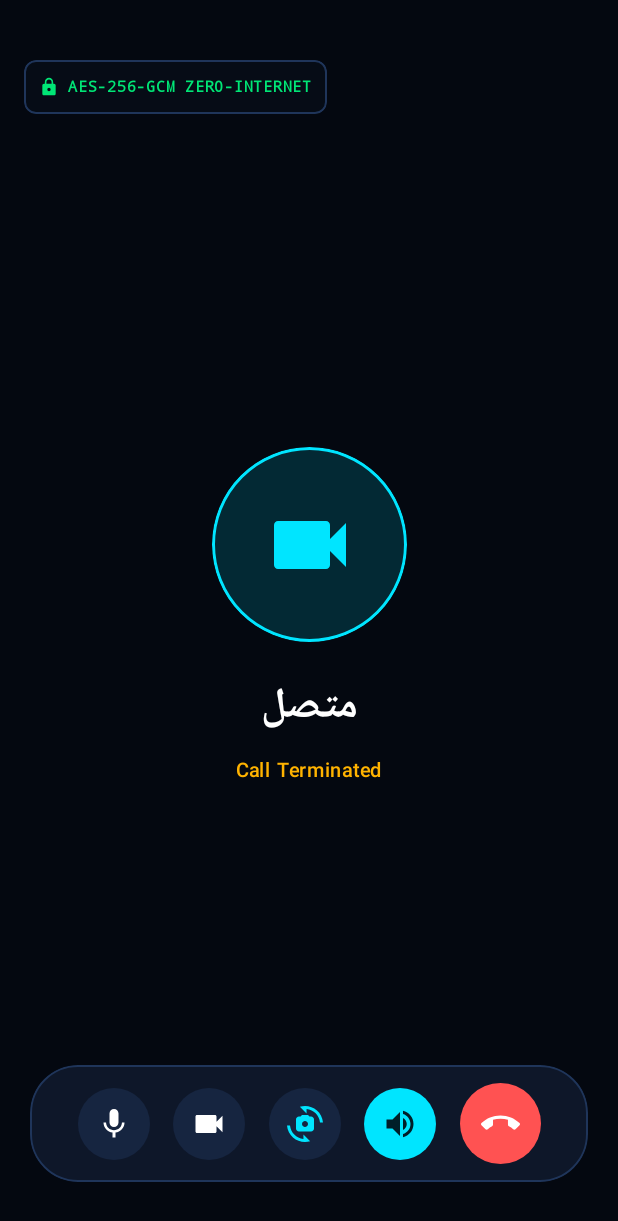
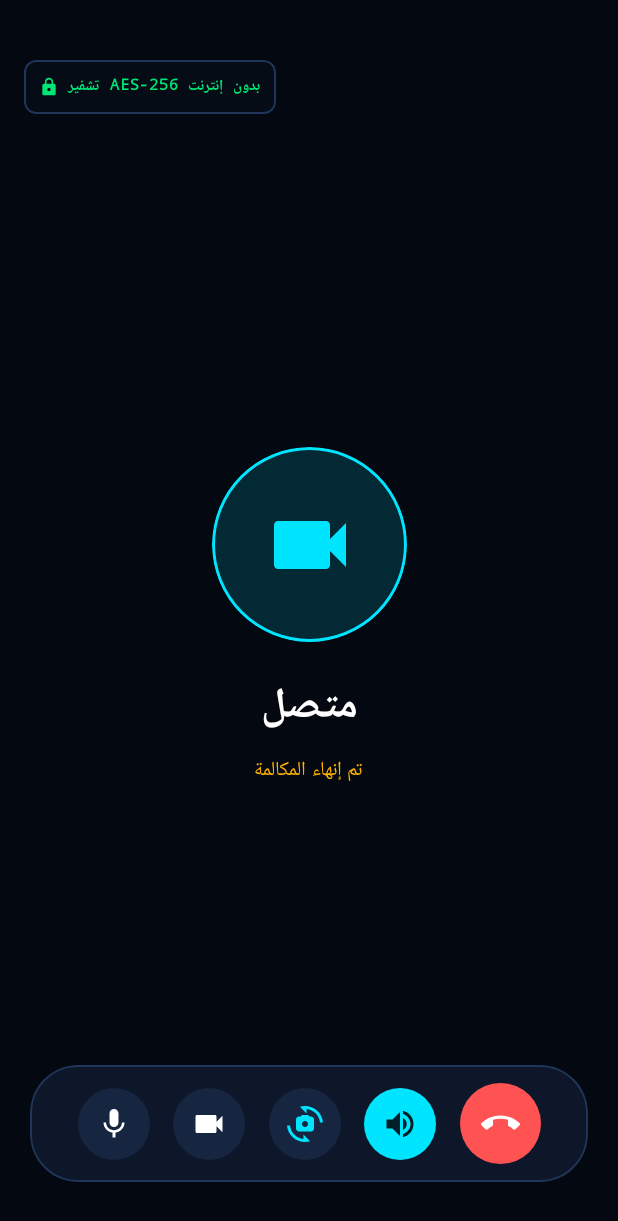
Before and after one commit to blalmhmdalmnswry997-art/b11lal-app, an Android app built with Jetpack Compose: the composable VideoCallScreen shown on its own in the app's theme, on a phone screen of 412 x 824 dp. Shown: the top 1221 px of the screen. Run offline under Robolectric (Android 15) with nearby library versions, the phone set to English and light mode, and no system bars; libraries missing offline, so code that uses them is left out: androidx.camera.core, androidx.camera.lifecycle, com.google.android.gms; 4 statements that could not run were skipped.

Commit message:
Update VideoCallScreen.kt

```diff
--- a/app/src/main/java/com/example/ui/screens/VideoCallScreen.kt
+++ b/app/src/main/java/com/example/ui/screens/VideoCallScreen.kt
@@ -81,7 +81,6 @@ fun VideoCallScreen(
 
     val lifecycleOwner = LocalLifecycleOwner.current
 
-    // Bind CameraX on launch if call is active
     LaunchedEffect(callState) {
         if (callState == CallState.CONNECTED || callState == CallState.OUTGOING_RINGING) {
             viewModel.webRtcManager.bindCameraCapture(lifecycleOwner)
@@ -97,16 +96,14 @@ fun VideoCallScreen(
             .fillMaxSize()
             .background(Color(0xFF040810))
     ) {
-        // Main Video Stream: Remote Stream or Audio Call Graphic
         if (remoteBitmap != null && !isVideoMuted && callType == CallType.VIDEO) {
             Image(
                 bitmap = remoteBitmap!!.asImageBitmap(),
-                contentDescription = "Remote Video Stream",
+                contentDescription = "بث الفيديو البعيد",
                 modifier = Modifier.fillMaxSize(),
                 contentScale = ContentScale.Crop
             )
         } else {
-            // Placeholder / Audio Call Interface
             Column(
                 modifier = Modifier
                     .fillMaxSize()
@@ -139,14 +136,14 @@ fun VideoCallScreen(
                     fontWeight = FontWeight.Bold
                 )
 
-                Spacer(modifier = Modifier.height(6.dp))
+                Spacer(modifier.height(6.dp))
 
                 Text(
                     text = when (callState) {
-                        CallState.OUTGOING_RINGING -> "Calling via Direct Wi-Fi Direct socket..."
-                        CallState.INCOMING_RINGING -> "Incoming Offline Encrypted Call..."
-                        CallState.CONNECTED -> "Direct P2P Encrypted Call Active"
-                        else -> "Call Terminated"
+                        CallState.OUTGOING_RINGING -> "جاري الاتصال عبر شبكة الواي فاي المباشرة..."
+                        CallState.INCOMING_RINGING -> "مكالمة مشفرة واردة..."
+                        CallState.CONNECTED -> "مكالمة مباشرة مشفرة نشطة"
+                        else -> "تم إنهاء المكالمة"
                     },
                     fontSize = 13.sp,
                     color = if (callState == CallState.CONNECTED) EmeraldSecure else AmberMesh,
@@ -155,7 +152,6 @@ fun VideoCallScreen(
             }
         }
 
-        // Floating Local PIP Camera Preview
         if (localBitmap != null && callType == CallType.VIDEO && !isVideoMuted) {
             Card(
                 modifier = Modifier
@@ -167,14 +163,13 @@ fun VideoCallScreen(
             ) {
                 Image(
                     bitmap = localBitmap!!.asImageBitmap(),
-                    contentDescription = "Local Camera Preview",
+                    contentDescription = "معاينة الكاميرا المحلية",
                     modifier = Modifier.fillMaxSize(),
                     contentScale = ContentScale.Crop
                 )
             }
         }
 
-        // Top Telemetry HUD
         Column(
             modifier = Modifier
                 .align(Alignment.TopStart)
@@ -196,7 +191,7 @@ fun VideoCallScreen(
                 )
                 Spacer(modifier = Modifier.width(6.dp))
                 Text(
-                    text = "AES-256-GCM ZERO-INTERNET",
+                    text = "تشفير AES-256 بدون إنترنت",
                     fontSize = 10.sp,
                     fontFamily = FontFamily.Monospace,
                     color = EmeraldSecure,
@@ -216,13 +211,13 @@ fun VideoCallScreen(
                 ) {
                     Column {
                         Text(
-                            text = "FPS: $fps  •  BITRATE: ${bitrateKbps} kbps",
+                            text = "الإطارات: $fps  •  السرعة: ${bitrateKbps} كيلوبت/ثا",
                             fontSize = 10.sp,
                             fontFamily = FontFamily.Monospace,
                             color = CyanPrimary
                         )
                         Text(
-                            text = "RTT: ${rttMs}ms (Direct Hotspot/Wi-Fi Socket)",
+                            text = "التأخير: ${rttMs} ملي ثانية (اتصال مباشر محلي)",
                             fontSize = 9.sp,
                             fontFamily = FontFamily.Monospace,
                             color = Color(0xFF8FA4C4)
@@ -232,7 +227,6 @@ fun VideoCallScreen(
             }
         }
 
-        // Incoming Call Action Dialog
         if (callState == CallState.INCOMING_RINGING) {
             Card(
                 modifier = Modifier
@@ -250,14 +244,14 @@ fun VideoCallScreen(
                     horizontalAlignment = Alignment.CenterHorizontally
                 ) {
                     Text(
-                        text = "Incoming Call",
+                        text = "مكالمة واردة",
                         style = MaterialTheme.typography.titleMedium,
                         color = Color.White,
                         fontWeight = FontWeight.Bold
                     )
                     Spacer(modifier = Modifier.height(6.dp))
                     Text(
-                        text = "$peerName is calling you offline",
+                        text = "$peerName يتصل بك بدون إنترنت",
                         style = MaterialTheme.typography.bodyMedium,
                         color = Color(0xFF8FA4C4)
                     )
@@ -278,7 +272,7 @@ fun VideoCallScreen(
                         ) {
                             Icon(
                                 imageVector = Icons.Default.CallEnd,
-                                contentDescription = "Decline",
+                                contentDescription = "رفض",
                                 tint = Color.White,
                                 modifier = Modifier.size(28.dp)
                             )
@@ -294,7 +288,7 @@ fun VideoCallScreen(
                         ) {
                             Icon(
                                 imageVector = Icons.Default.Phone,
-                                contentDescription = "Accept",
+                                contentDescription = "قبول",
                                 tint = Color(0xFF00220F),
                                 modifier = Modifier.size(28.dp)
                             )
@@ -304,7 +298,6 @@ fun VideoCallScreen(
             }
         }
 
-        // Floating Bottom Controls Bar
         Box(
             modifier = Modifier
                 .align(Alignment.BottomCenter)
@@ -321,7 +314,6 @@ fun VideoCallScreen(
                 horizontalArrangement = Arrangement.SpaceEvenly,
                 verticalAlignment = Alignment.CenterVertically
             ) {
-                // Mic Mute Toggle
                 IconButton(
                     onClick = { viewModel.webRtcManager.toggleMic() },
                     modifier = Modifier
@@ -332,12 +324,11 @@ fun VideoCallScreen(
                 ) {
                     Icon(
                         imageVector = if (isMicMuted) Icons.Default.MicOff else Icons.Default.Mic,
-                        contentDescription = "Toggle Mic",
+                        contentDescription = "كتم الميكروفون",
                         tint = Color.White
                     )
                 }
 
-                // Video Toggle (if Video Call)
                 if (callType == CallType.VIDEO) {
                     IconButton(
                         onClick = { viewModel.webRtcManager.toggleVideo() },
@@ -349,12 +340,11 @@ fun VideoCallScreen(
                     ) {
                         Icon(
                             imageVector = if (isVideoMuted) Icons.Default.VideocamOff else Icons.Default.Videocam,
-                            contentDescription = "Toggle Video",
+                            contentDescription = "إيقاف الكاميرا",
                             tint = Color.White
                         )
                     }
 
-                    // Flip Camera
                     IconButton(
                         onClick = { viewModel.webRtcManager.toggleCamera(lifecycleOwner) },
                         modifier = Modifier
@@ -365,13 +355,12 @@ fun VideoCallScreen(
                     ) {
                         Icon(
                             imageVector = Icons.Default.Cameraswitch,
-                            contentDescription = "Flip Camera",
+                            contentDescription = "قلب الكاميرا",
                             tint = CyanPrimary
                         )
                     }
                 }
 
-                // Speaker Toggle
                 IconButton(
                     onClick = { viewModel.webRtcManager.toggleSpeaker() },
                     modifier = Modifier
@@ -382,12 +371,11 @@ fun VideoCallScreen(
                 ) {
                     Icon(
                         imageVector = Icons.Default.VolumeUp,
-                        contentDescription = "Toggle Speaker",
+                        contentDescription = "مكبر الصوت",
                         tint = if (isSpeakerOn) Color(0xFF001F29) else Color.White
                     )
                 }
 
-                // End Call Button
                 IconButton(
                     onClick = { viewModel.endCall() },
                     modifier = Modifier
@@ -398,7 +386,7 @@ fun VideoCallScreen(
                 ) {
                     Icon(
                         imageVector = Icons.Default.CallEnd,
-                        contentDescription = "End Call",
+                        contentDescription = "إنهاء المكالمة",
                         tint = Color.White,
                         modifier = Modifier.size(26.dp)
                     )
```
